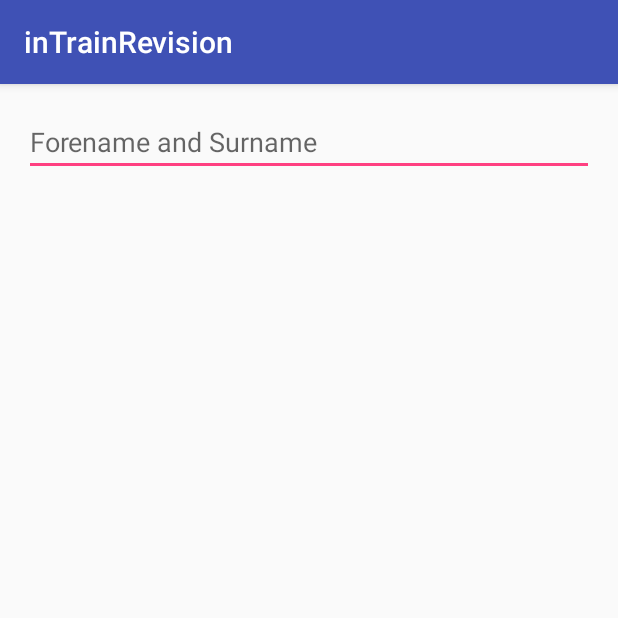
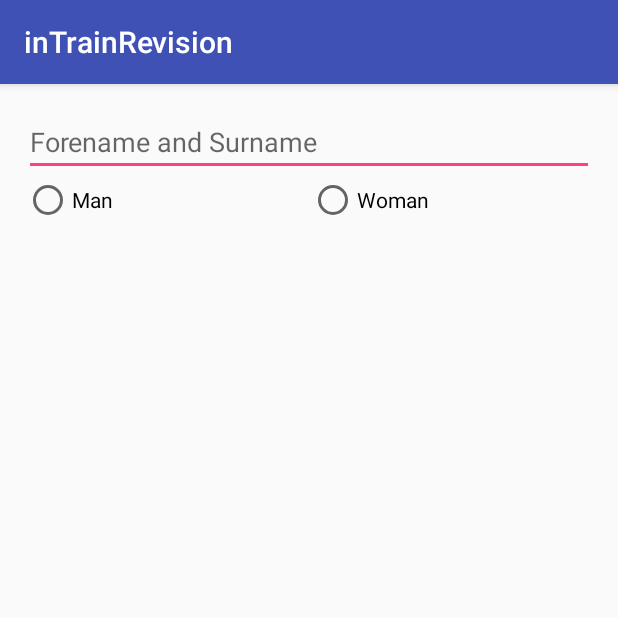
Before and after one commit to RafalJaworski/W1D1AndroidApp, an Android app: the screen it shows after launch (MainActivity), on a phone screen of 412 x 824 dp, the top half of it. Run offline under Robolectric (Android 15) with nearby library versions, the phone set to English and light mode, and no system bars.

Commit message:
RadioGroup with two RadioButtons for gender

```diff
--- a/app/src/main/res/layout/activity_main.xml
+++ b/app/src/main/res/layout/activity_main.xml
@@ -13,6 +13,29 @@
     android:layout_height="wrap_content"
     android:singleLine="true"
     android:hint="@string/names_hint"
+    />
+    <RadioGroup
+        android:id="@+id/gender_group"
+        android:layout_width="match_parent"
+        android:layout_height="wrap_content"
+        android:orientation="horizontal"
+        android:layout_below="@+id/names_input"
+        >
+        <RadioButton
+            android:id="@+id/man"
+            android:layout_width="0dp"
+            android:layout_weight="1"
+            android:layout_height="wrap_content"
+            android:text="@string/radio_man"
+            />
+        <RadioButton
+            android:id="@+id/woman"
+            android:layout_width="0dp"
+            android:layout_weight="1"
+            android:layout_height="wrap_content"
+            android:text="@string/radio_woman"
+            />
 
-    />
+
+    </RadioGroup>
 </RelativeLayout>
--- a/app/src/main/res/values/strings.xml
+++ b/app/src/main/res/values/strings.xml
@@ -1,4 +1,6 @@
 <resources>
     <string name="app_name">inTrainRevision</string>
     <string name="names_hint">Forename and Surname</string>
+    <string name="radio_man">Man</string>
+    <string name="radio_woman">Woman</string>
 </resources>
```
